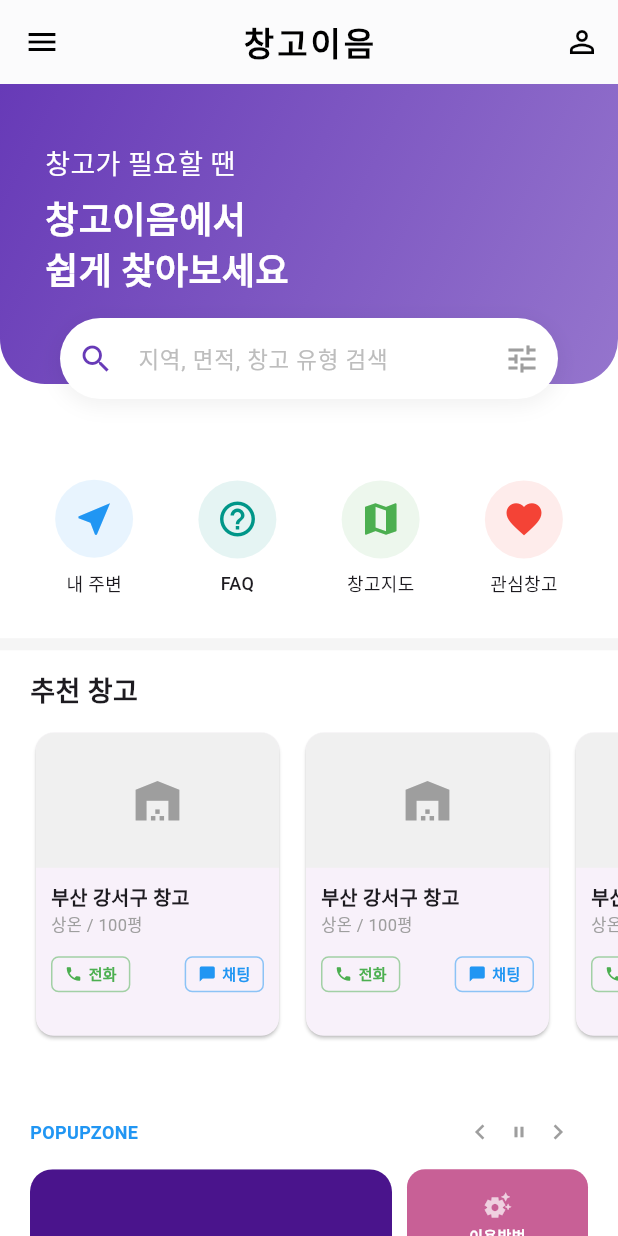
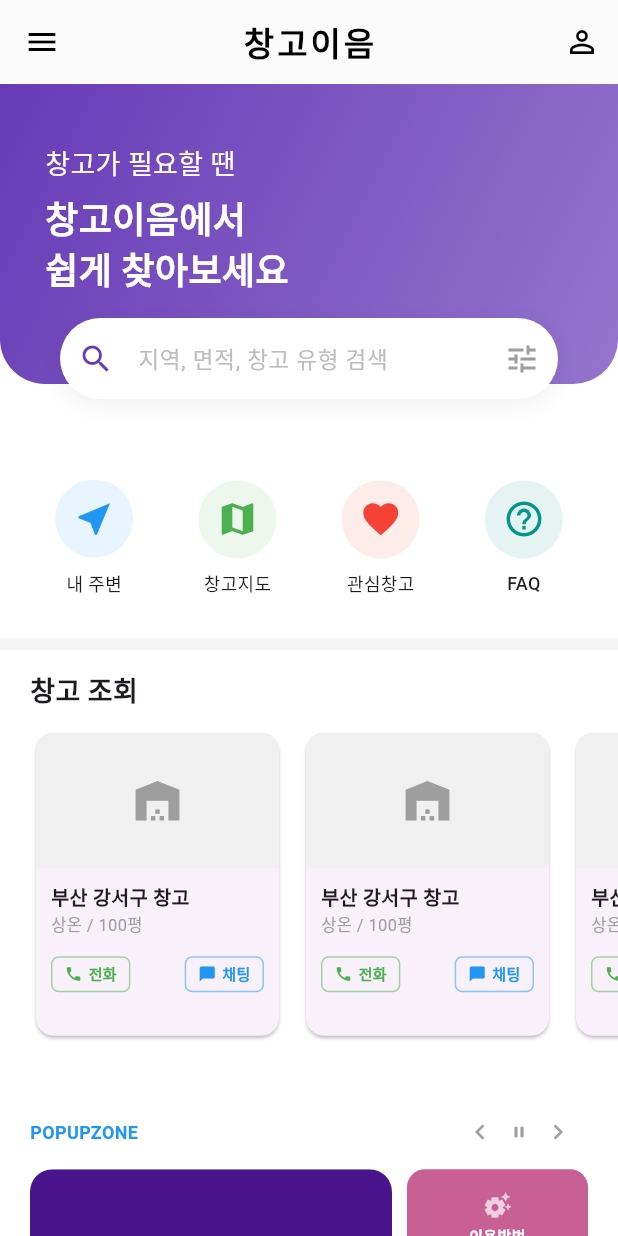
Before and after one commit to wlsrud2308-lang/next502_react_team_project, a Flutter app: the screen it shows after launch, on a phone screen of 412 x 824 dp. Run offline on Flutter 3.47's test engine with Material 3 defaults, Android fonts, the phone set to English and light mode, and no system bars.

Commit message:
앱 변경사항 추가

```diff
--- a/next502_app/lib/widgets/service_grid.dart
+++ b/next502_app/lib/widgets/service_grid.dart
@@ -14,9 +14,9 @@ class ServiceGrid extends StatelessWidget {
       crossAxisSpacing: 10, // 좌우 간격
       children: [
         _buildMenuIcon(context, Icons.near_me, '내 주변', '/map', Colors.blue),
-        _buildMenuIcon(context, Icons.help_outline, 'FAQ', '/faq', Colors.teal),
         _buildMenuIcon(context, Icons.map, '창고지도', '/map', Colors.green),      // 지도 연결
         _buildMenuIcon(context, Icons.favorite, '관심창고', '/wish', Colors.red),
+        _buildMenuIcon(context, Icons.help_outline, 'FAQ', '/faq', Colors.teal),
       ],
     );
   }
--- a/next502_app/lib/widgets/warehouse_slider.dart
+++ b/next502_app/lib/widgets/warehouse_slider.dart
@@ -11,7 +11,7 @@ class WarehouseSlider extends StatelessWidget {
         const Padding(
           padding: EdgeInsets.symmetric(horizontal: 20, vertical: 10),
           child: Text(
-            "추천 창고",
+            "창고 조회",
             style: TextStyle(fontSize: 18, fontWeight: FontWeight.bold),
           ),
         ),
```
Also changed, not shown: 1 other file.
